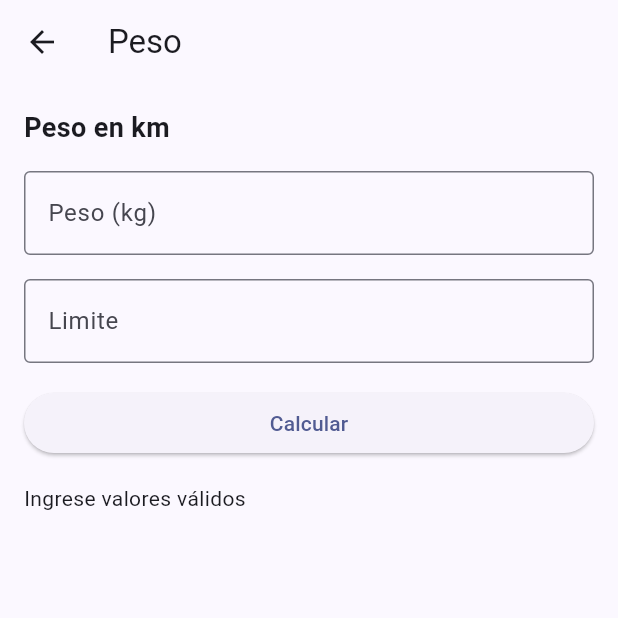
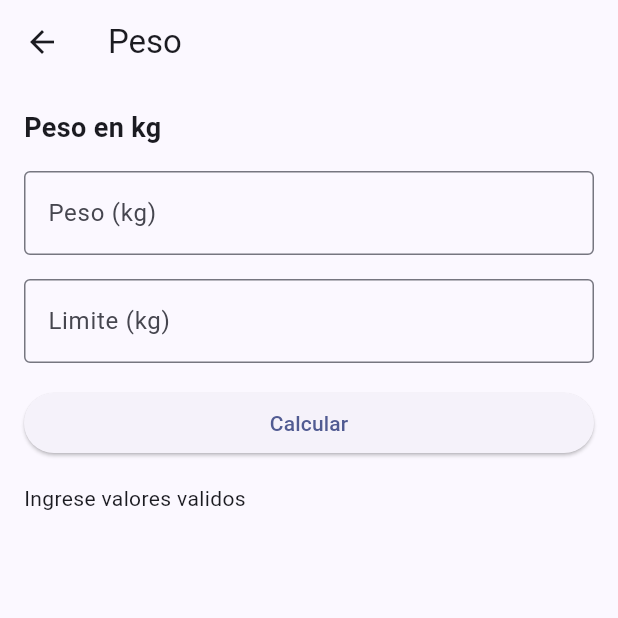
Before and after one commit to Fernando200114/RESERVA-DE-VUELOS-BACKEND, a Flutter app: the DosePage screen opened by its route, after a tap on "Calcular", on a phone screen of 412 x 824 dp, the top half of it. Run offline on Flutter 3.47's test engine with Material 3 defaults, Android fonts, the phone set to English and light mode, and no system bars; our stand-ins replace go_router.

Commit message:
prueba 1

```diff
--- a/lib/pages/dose_page.dart
+++ b/lib/pages/dose_page.dart
@@ -19,22 +19,32 @@ class _DosePageState extends State<DosePage> {
 
     if (weight <= 0 || dosePerKg <= 0) {
       setState(() {
-        resultText = 'Ingrese valores válidos';
+        resultText = 'Ingrese valores validos';
       });
       return;
     }
 
     final totalDose = weight * dosePerKg;
 
-    setState(() {
-      resultText =
-        'Peso: ${weight.toStringAsFixed(2)} kg\n'
-        'Limite : ${dosePerKg.toStringAsFixed(2)} mg/kg\n'
-        'Total: ${totalDose.toStringAsFixed(2)} mg';
-    });
+    if (weight > dosePerKg) {
+      final overWeight = weight - dosePerKg;
+      setState(() {
+        resultText =
+            'Peso: ${weight.toStringAsFixed(2)} kg\n'
+            'Limite: ${dosePerKg.toStringAsFixed(2)} mg/kg\n'
+            'Total: ${totalDose.toStringAsFixed(2)} mg\n'
+            'Sobrepeso ${overWeight.toStringAsFixed(2)} kg';
+      });
+    } else {
+      setState(() {
+        resultText =
+            'Peso: ${weight.toStringAsFixed(2)} kg\n'
+            'Limite: ${dosePerKg.toStringAsFixed(2)} mg/kg\n'
+            'Total: ${totalDose.toStringAsFixed(2)} mg\n'
+            'Aprobado';
+      });
+    }
   }
-
-
 
   @override
   Widget build(BuildContext context) {
@@ -46,21 +56,16 @@ class _DosePageState extends State<DosePage> {
           onPressed: () => context.go('/'),
         ),
       ),
-
-
       body: Padding(
         padding: const EdgeInsets.all(16),
         child: Column(
           crossAxisAlignment: CrossAxisAlignment.stretch,
           children: [
             const Text(
-              'Peso en km',
+              'Peso en kg',
               style: TextStyle(fontSize: 18, fontWeight: FontWeight.bold),
             ),
-
-
             const SizedBox(height: 16),
-
             TextField(
               decoration: const InputDecoration(
                 labelText: 'Peso (kg)',
@@ -71,12 +76,10 @@ class _DosePageState extends State<DosePage> {
                 weightText = value;
               },
             ),
-
             const SizedBox(height: 16),
-
             TextField(
               decoration: const InputDecoration(
-                labelText: 'Limite',
+                labelText: 'Limite (kg)',
                 border: OutlineInputBorder(),
               ),
               keyboardType: TextInputType.number,
@@ -84,13 +87,11 @@ class _DosePageState extends State<DosePage> {
                 dosePerKgText = value;
               },
             ),
-
             const SizedBox(height: 16),
             ElevatedButton(
               onPressed: calculateDose,
               child: const Text('Calcular'),
             ),
-
             const SizedBox(height: 16),
             Text(resultText),
           ],
```
